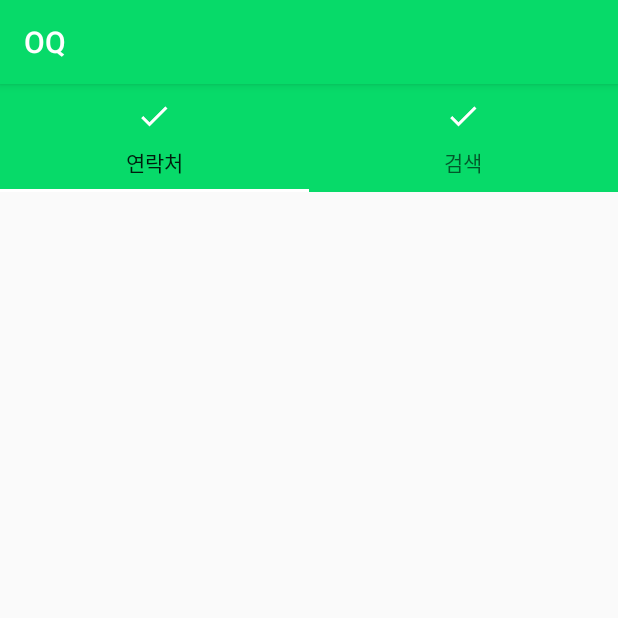
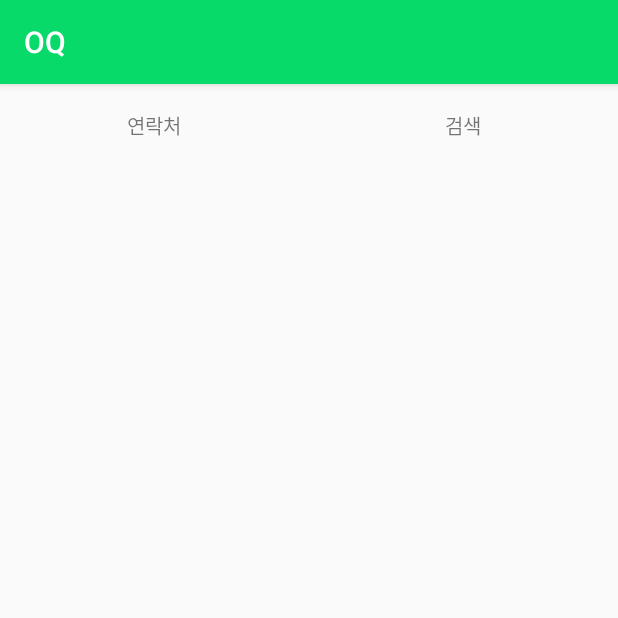
Before and after one commit to jhleelee/OQ, an Android app: the PeopleActivity screen opened directly, with no data from a screen before it, on a phone screen of 412 x 824 dp, the top half of it. Run offline under Robolectric (Android 15) with nearby library versions, the phone set to English and light mode, and no system bars; 1 statement that could not run was skipped.

Commit message:
To Langdel in the morning

```diff
--- a/app/src/main/java/com/jackleeentertainment/oq/ui/layout/activity/PeopleActivity.java
+++ b/app/src/main/java/com/jackleeentertainment/oq/ui/layout/activity/PeopleActivity.java
@@ -3,39 +3,44 @@ package com.jackleeentertainment.oq.ui.layout.activity;
 import android.os.Bundle;
 import android.support.design.widget.FloatingActionButton;
 import android.support.design.widget.Snackbar;
+import android.support.v4.app.Fragment;
+import android.support.v4.app.FragmentManager;
 import android.support.v7.app.AppCompatActivity;
 import android.support.v7.widget.Toolbar;
 import android.view.View;
+import android.widget.TextView;
 
 import com.jackleeentertainment.oq.R;
+import com.jackleeentertainment.oq.ui.layout.fragment.RecentAndContactProfileFrag;
+import com.jackleeentertainment.oq.ui.layout.fragment.SearchProfileFrag;
+import com.jackleeentertainment.oq.ui.widget.TextViewToggleJack;
 
 
 /**
  * Created by Jacklee on 2016. 9. 4..
  */
-public class PeopleActivity extends BaseActivity
-{
+public class PeopleActivity extends BaseActivity {
+
+    Toolbar toolbar;
+    FloatingActionButton fab;
+    TextViewToggleJack tvTab0, tvTab1;
+    int currentFragDx = 0;
 
     @Override
     protected void onCreate(Bundle savedInstanceState) {
         super.onCreate(savedInstanceState);
         setContentView(R.layout.activity_people);
-        Toolbar toolbar = (Toolbar) findViewById(R.id.toolbar);
-        setSupportActionBar(toolbar);
+        initUi();
+    }
 
-        FloatingActionButton fab = (FloatingActionButton) findViewById(R.id.fab);
-        fab.setOnClickListener(new View.OnClickListener() {
-            @Override
-            public void onClick(View view) {
-                Snackbar.make(view, "Replace with your own action", Snackbar.LENGTH_LONG)
-                        .setAction("Action", null).show();
-            }
-        });
-
+    @Override
+    protected void onResume() {
+        super.onResume();
+        initClickListener();
     }
 
 
-//    @Override
+    //    @Override
 //    public boolean onCreateOptionsMenu(Menu menu) {
 //        // Inflate the menu; this adds items to the action bar if it is present.
 //        // Inflate the menu; this adds items to the action bar if it is present.
@@ -95,4 +100,63 @@ public class PeopleActivity extends BaseActivity
 //    }
 
 
+    void initUi() {
+
+        toolbar = (Toolbar) findViewById(R.id.toolbar);
+        setSupportActionBar(toolbar);
+
+        fab = (FloatingActionButton) findViewById(R.id.fab);
+        fab.setOnClickListener(new View.OnClickListener() {
+            @Override
+            public void onClick(View view) {
+                Snackbar.make(view, "Replace with your own action", Snackbar.LENGTH_LONG)
+                        .setAction("Action", null).show();
+            }
+        });
+
+        tvTab0 = (TextViewToggleJack) findViewById(R.id.tvTab0);
+        tvTab1 = (TextViewToggleJack) findViewById(R.id.tvTab1);
+        tvTab0.setColors(R.color.primary, R.color.white, R.color.light_grey, R.color.dark_grey);
+        tvTab1.setColors(R.color.primary, R.color.white, R.color.light_grey, R.color.dark_grey);
+
+    }
+
+    void initClickListener() {
+        tvTab0.setOnClickListener(new View.OnClickListener() {
+            @Override
+            public void onClick(View v) {
+                setCurrentFragmentAndTextViewJack(0);
+            }
+        });
+
+        tvTab1.setOnClickListener(new View.OnClickListener() {
+            @Override
+            public void onClick(View v) {
+                setCurrentFragmentAndTextViewJack(1);
+            }
+        });
+    }
+
+
+    public void goToFragment(Fragment fragment) {
+        android.support.v4.app.FragmentTransaction transaction = getSupportFragmentManager().beginTransaction();
+        transaction.replace(R.id.fl__activity_people_content, fragment, fragment.getClass().getSimpleName());
+//        transaction.addToBackStack(null);
+        transaction.commit();
+    }
+
+
+    void setCurrentFragmentAndTextViewJack(int fragDx) {
+        currentFragDx = fragDx;
+        if (fragDx == 0) {
+            goToFragment(new RecentAndContactProfileFrag());
+            tvTab0.setChecked(true);
+            tvTab1.setChecked(false);
+        } else {
+            goToFragment(new SearchProfileFrag());
+            tvTab0.setChecked(false);
+            tvTab1.setChecked(true);
+        }
+    }
+
 }
--- /dev/null
+++ b/app/src/main/java/com/jackleeentertainment/oq/ui/widget/TextViewToggleJack.java
@@ -0,0 +1,71 @@
+package com.jackleeentertainment.oq.ui.widget;
+
+import android.content.Context;
+import android.util.AttributeSet;
+import android.view.View;
+import android.widget.TextView;
+
+import com.jackleeentertainment.oq.R;
+import com.jackleeentertainment.oq.generalutil.JM;
+
+/**
+ * Created by Jacklee on 2016. 10. 2..
+ */
+
+public class TextViewToggleJack extends TextView {
+    Context context;
+    boolean isChecked = false;
+    int intCheckedColorBG, intCheckedColorText, intUnCheckedColorBG, intUnCheckedColorText;
+    OnClickListener ocl = new OnClickListener() {
+        @Override
+        public void onClick(View view) {
+            setChecked(!isChecked());
+        }
+    };
+
+    public void setColors(int chkBG, int chkText, int unChkBG, int unChkText){
+        intCheckedColorBG = chkBG;
+        intCheckedColorText = chkText;
+        intUnCheckedColorBG = unChkBG;
+        intUnCheckedColorText = unChkText;
+    }
+
+    public boolean isChecked() {
+        return isChecked;
+    }
+
+    public void setChecked(boolean checked) {
+        isChecked = checked;
+
+        if (checked) {
+            setBackgroundColor(
+                    JM.colorById(intCheckedColorBG, context));
+            setTextColor(JM.colorById(intCheckedColorText, context));
+        } else {
+            setBackgroundColor(
+                    JM.colorById(intUnCheckedColorBG, context));
+            setTextColor(JM.colorById(intUnCheckedColorText, context));
+        }
+    }
+
+    public TextViewToggleJack(Context context) {
+        super(context);
+    }
+
+    public TextViewToggleJack(Context context, AttributeSet attrs) {
+        super(context, attrs);
+    }
+
+    public TextViewToggleJack(Context context, AttributeSet attrs, int defStyleAttr) {
+        super(context, attrs, defStyleAttr);
+    }
+
+    public TextViewToggleJack(Context context, AttributeSet attrs, int defStyleAttr, int defStyleRes) {
+        super(context, attrs, defStyleAttr, defStyleRes);
+    }
+
+    @Override
+    public void setOnClickListener(OnClickListener l) {
+        super.setOnClickListener(l);
+    }
+}
--- a/app/src/main/res/layout/activity_people_content.xml
+++ b/app/src/main/res/layout/activity_people_content.xml
@@ -10,32 +10,32 @@
     tools:showIn="@layout/activity_main_appbarcontent">
 
 
+    <LinearLayout
+        android:orientation="horizontal"
+        android:layout_width="match_parent"
+        android:layout_height="wrap_content">
 
-    <android.support.design.widget.TabLayout
-        android:id="@+id/tabLayout"
-        android:layout_gravity="top"
-        android:layout_width="match_parent"
-        android:layout_height="wrap_content"
-        android:background="@color/primary"
-        app:tabIndicatorColor="@color/white"
-        app:tabMode="fixed"
-        >
+        <com.jackleeentertainment.oq.ui.widget.TextViewToggleJack
+            android:id="@+id/tvTab0"
+            android:textSize="13dip"
+            android:gravity="center"
+            android:text="@string/contacts"
+            android:layout_weight="1"
+            android:layout_width="0dip"
+            android:layout_height="56dip"/>
 
-        <android.support.design.widget.TabItem
-            android:text="@string/contacts"
-        android:layout_height="@dimen/md_48dip"
-        android:layout_width="wrap_content"
-        android:icon="@drawable/ic_check_white_48dp"/>
+        <com.jackleeentertainment.oq.ui.widget.TextViewToggleJack
+            android:id="@+id/tvTab1"
+            android:textSize="13dip"
+            android:gravity="center"
+            android:text="@string/search"
+            android:layout_weight="1"
+            android:layout_width="0dip"
+            android:layout_height="56dip"/>
 
 
-        <android.support.design.widget.TabItem
-            android:text="@string/search"
-            android:layout_height="@dimen/md_48dip"
-            android:layout_width="wrap_content"
-            android:icon="@drawable/ic_check_white_48dp"/>
+    </LinearLayout>
 
-
-    </android.support.design.widget.TabLayout>
 
 
 
```
Also changed, not shown: app/src/main/java/com/jackleeentertainment/oq/firebase/database/SetValue.java (+24 -1 lines), app/src/main/java/com/jackleeentertainment/oq/ui/widget/CheckBoxJack.java (+0 -12 lines), 1 other file.
